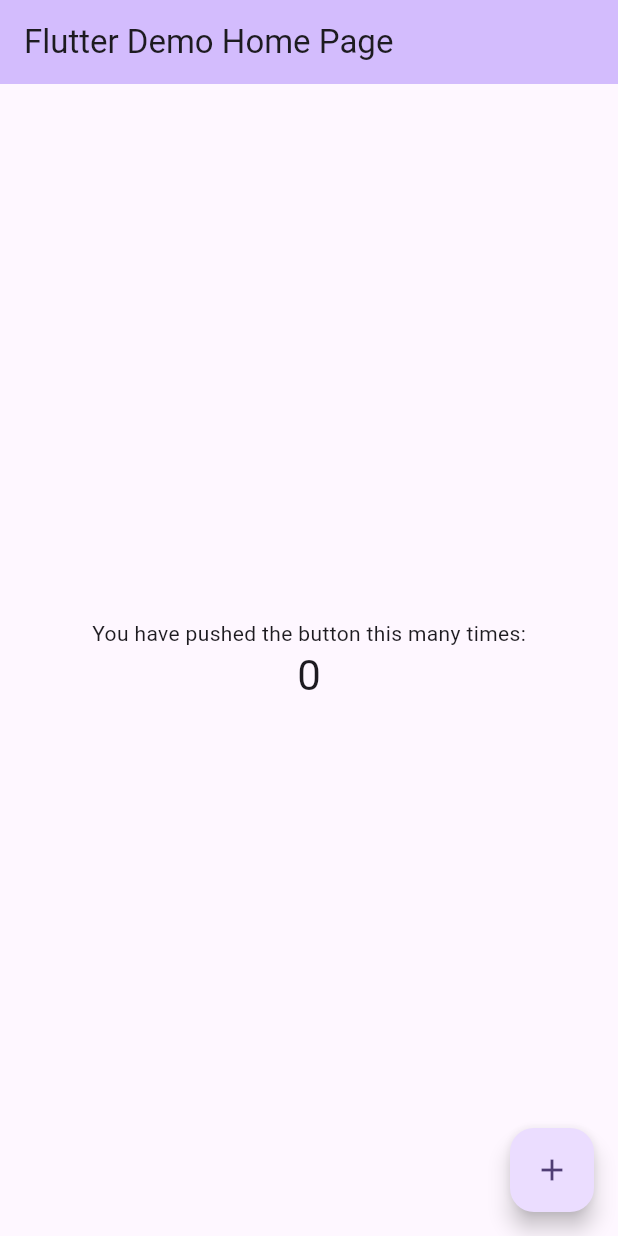
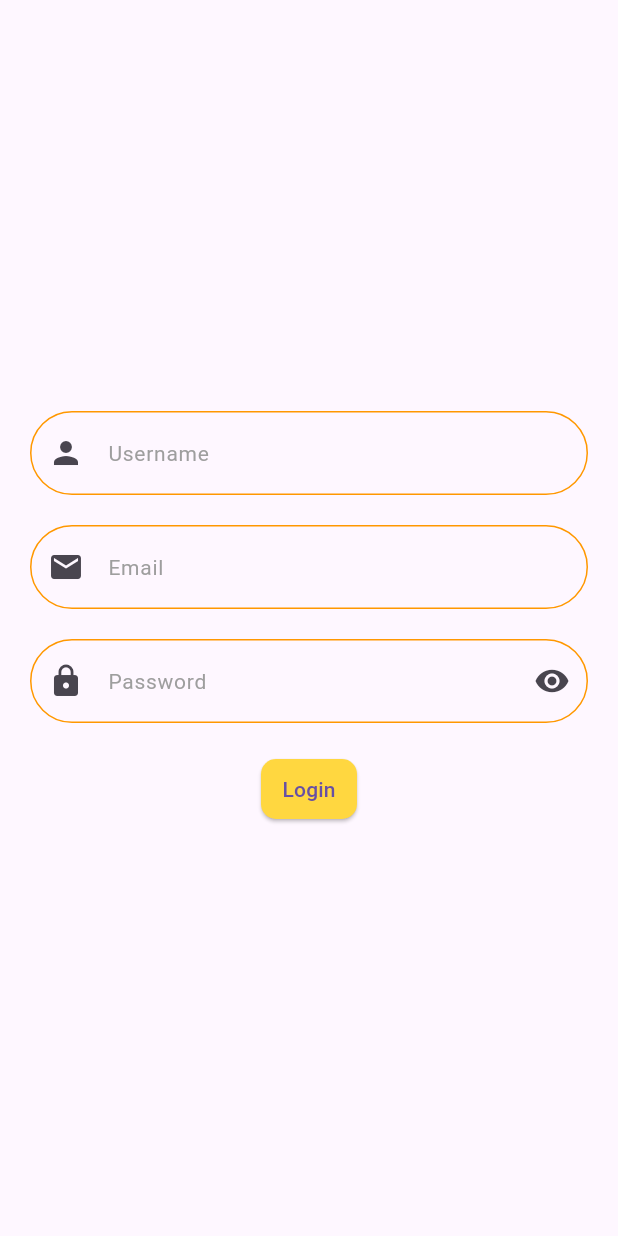
Before and after one commit to mostafasayed118/Flutter-Basics, a Flutter app: the screen it shows after launch, on a phone screen of 412 x 824 dp. Run offline on Flutter 3.47's test engine with Material 3 defaults, Android fonts, the phone set to English and light mode, and no system bars.

Commit message:
custom button custom textfiled custom textformfield

```diff
--- /dev/null
+++ b/lib/components/custom_button.dart
@@ -0,0 +1,23 @@
+import 'package:flutter/material.dart';
+
+class CustomButton extends StatelessWidget {
+  final String buttonText;
+  final VoidCallback onPressed;
+  const CustomButton(
+      {super.key, required this.buttonText, required this.onPressed});
+
+  @override
+  Widget build(BuildContext context) {
+    return ElevatedButton(
+      onPressed: onPressed,
+      style: ElevatedButton.styleFrom(
+        backgroundColor: Colors.amberAccent,
+        padding: const EdgeInsets.all(10),
+        shape: RoundedRectangleBorder(
+          borderRadius: BorderRadius.circular(10),
+        ),
+      ),
+      child: Text(buttonText),
+    );
+  }
+}
--- /dev/null
+++ b/lib/components/custom_textfield.dart
@@ -0,0 +1,66 @@
+import 'package:flutter/material.dart';
+
+class CustomTextfield extends StatelessWidget {
+  final TextEditingController controller;
+  final Function(String)? onSubmitted;
+  final String? hintText;
+  final String? labelText;
+
+  final Widget? prefixIcon;
+  final Widget? suffixIcon;
+  const CustomTextfield(
+      {super.key,
+      required this.controller,
+      this.onSubmitted,
+      this.hintText,
+      this.prefixIcon,
+      this.suffixIcon,
+      this.labelText});
+
+  @override
+  Widget build(BuildContext context) {
+    return TextField(
+      controller: controller,
+      onSubmitted: onSubmitted,
+      decoration: InputDecoration(
+        // border default
+
+        //     border: OutlineInputBorder(
+        //   borderRadius: BorderRadius.circular(35),
+        //   borderSide: const BorderSide(color: Colors.amberAccent),
+        // )
+
+        //enabledBorder
+
+        enabledBorder: OutlineInputBorder(
+          borderRadius: BorderRadius.circular(35),
+          borderSide: const BorderSide(color: Colors.orange),
+        ),
+
+        //focusedBorder
+
+        focusedBorder: OutlineInputBorder(
+            borderRadius: BorderRadius.circular(35),
+            borderSide: const BorderSide(color: Colors.pink)),
+
+        //errorBorder
+
+        //hintText
+        hintText: hintText,
+        hintStyle: TextStyle(
+          color: Colors.grey[500],
+          fontSize: 14,
+          fontWeight: FontWeight.normal,
+        ),
+        suffixIcon: suffixIcon,
+        prefixIcon: prefixIcon,
+        labelText: labelText,
+        labelStyle: TextStyle(
+          color: Colors.grey[500],
+          fontSize: 14,
+          fontWeight: FontWeight.normal,
+        ),
+      ),
+    );
+  }
+}
--- /dev/null
+++ b/lib/components/custom_textformfield.dart
@@ -0,0 +1,73 @@
+import 'package:flutter/material.dart';
+
+class CustomTextFormField extends StatelessWidget {
+  final TextEditingController controller;
+  final Function(String)? onSubmitted;
+  final String? hintText;
+  final String? labelText;
+  final String? Function(String?)? validator;
+  final Widget? prefixIcon;
+  final Widget? suffixIcon;
+  const CustomTextFormField(
+      {super.key,
+      required this.controller,
+      this.onSubmitted,
+      this.hintText,
+      this.validator,
+      this.prefixIcon,
+      this.suffixIcon,
+      this.labelText});
+
+  @override
+  Widget build(BuildContext context) {
+    return TextFormField(
+      validator: validator,
+      controller: controller,
+      onFieldSubmitted: onSubmitted,
+      decoration: InputDecoration(
+        // border default
+
+        //     border: OutlineInputBorder(
+        //   borderRadius: BorderRadius.circular(35),
+        //   borderSide: const BorderSide(color: Colors.amberAccent),
+        // )
+
+        //enabledBorder
+
+        enabledBorder: OutlineInputBorder(
+          borderRadius: BorderRadius.circular(35),
+          borderSide: const BorderSide(color: Colors.orange),
+        ),
+
+        //focusedBorder
+
+        focusedBorder: OutlineInputBorder(
+            borderRadius: BorderRadius.circular(35),
+            borderSide: const BorderSide(color: Colors.pink)),
+
+        //errorBorder
+        errorBorder: OutlineInputBorder(
+          borderRadius: BorderRadius.circular(35),
+          borderSide: const BorderSide(color: Colors.red),
+        ),
+
+        //hintText
+        hintText: hintText,
+        hintStyle: TextStyle(
+          color: Colors.grey[500],
+          fontSize: 14,
+          fontWeight: FontWeight.normal,
+        ),
+        suffixIcon: suffixIcon,
+        prefixIcon: prefixIcon,
+        labelText: labelText,
+
+        labelStyle: TextStyle(
+          color: Colors.grey[500],
+          fontSize: 14,
+          fontWeight: FontWeight.normal,
+        ),
+      ),
+    );
+  }
+}
--- a/lib/main.dart
+++ b/lib/main.dart
@@ -1,4 +1,6 @@
 import 'package:flutter/material.dart';
+
+import 'screens/login_screen.dart';
 
 void main() {
   runApp(const MyApp());
@@ -11,115 +13,9 @@
   @override
   Widget build(BuildContext context) {
     return MaterialApp(
+      debugShowCheckedModeBanner: false,
       title: 'Flutter Demo',
-      theme: ThemeData(
-        // This is the theme of your application.
-        //
-        // TRY THIS: Try running your application with "flutter run". You'll see
-        // the application has a purple toolbar. Then, without quitting the app,
-        // try changing the seedColor in the colorScheme below to Colors.green
-        // and then invoke "hot reload" (save your changes or press the "hot
-        // reload" button in a Flutter-supported IDE, or press "r" if you used
-        // the command line to start the app).
-        //
-        // Notice that the counter didn't reset back to zero; the application
-        // state is not lost during the reload. To reset the state, use hot
-        // restart instead.
-        //
-        // This works for code too, not just values: Most code changes can be
-        // tested with just a hot reload.
-        colorScheme: ColorScheme.fromSeed(seedColor: Colors.deepPurple),
-        useMaterial3: true,
-      ),
-      home: const MyHomePage(title: 'Flutter Demo Home Page'),
+      home: LoginScreen(),
     );
   }
 }
-
-class MyHomePage extends StatefulWidget {
-  const MyHomePage({super.key, required this.title});
-
-  // This widget is the home page of your application. It is stateful, meaning
-  // that it has a State object (defined below) that contains fields that affect
-  // how it looks.
-
-  // This class is the configuration for the state. It holds the values (in this
-  // case the title) provided by the parent (in this case the App widget) and
-  // used by the build method of the State. Fields in a Widget subclass are
-  // always marked "final".
-
-  final String title;
-
-  @override
-  State<MyHomePage> createState() => _MyHomePageState();
-}
-
-class _MyHomePageState extends State<MyHomePage> {
-  int _counter = 0;
-
-  void _incrementCounter() {
-    setState(() {
-      // This call to setState tells the Flutter framework that something has
-      // changed in this State, which causes it to rerun the build method below
-      // so that the display can reflect the updated values. If we changed
-      // _counter without calling setState(), then the build method would not be
-      // called again, and so nothing would appear to happen.
-      _counter++;
-    });
-  }
-
-  @override
-  Widget build(BuildContext context) {
-    // This method is rerun every time setState is called, for instance as done
-    // by the _incrementCounter method above.
-    //
-    // The Flutter framework has been optimized to make rerunning build methods
-    // fast, so that you can just rebuild anything that needs updating rather
-    // than having to individually change instances of widgets.
-    return Scaffold(
-      appBar: AppBar(
-        // TRY THIS: Try changing the color here to a specific color (to
-        // Colors.amber, perhaps?) and trigger a hot reload to see the AppBar
-        // change color while the other colors stay the same.
-        backgroundColor: Theme.of(context).colorScheme.inversePrimary,
-        // Here we take the value from the MyHomePage object that was created by
-        // the App.build method, and use it to set our appbar title.
-        title: Text(widget.title),
-      ),
-      body: Center(
-        // Center is a layout widget. It takes a single child and positions it
-        // in the middle of the parent.
-        child: Column(
-          // Column is also a layout widget. It takes a list of children and
-          // arranges them vertically. By default, it sizes itself to fit its
-          // children horizontally, and tries to be as tall as its parent.
-          //
-          // Column has various properties to control how it sizes itself and
-          // how it positions its children. Here we use mainAxisAlignment to
-          // center the children vertically; the main axis here is the vertical
-          // axis because Columns are vertical (the cross axis would be
-          // horizontal).
-          //
-          // TRY THIS: Invoke "debug painting" (choose the "Toggle Debug Paint"
-          // action in the IDE, or press "p" in the console), to see the
-          // wireframe for each widget.
-          mainAxisAlignment: MainAxisAlignment.center,
-          children: <Widget>[
-            const Text(
-              'You have pushed the button this many times:',
-            ),
-            Text(
-              '$_counter',
-              style: Theme.of(context).textTheme.headlineMedium,
-            ),
-          ],
-        ),
-      ),
-      floatingActionButton: FloatingActionButton(
-        onPressed: _incrementCounter,
-        tooltip: 'Increment',
-        child: const Icon(Icons.add),
-      ), // This trailing comma makes auto-formatting nicer for build methods.
-    );
-  }
-}
--- /dev/null
+++ b/lib/screens/login_screen.dart
@@ -0,0 +1,88 @@
+import 'dart:developer';
+
+import 'package:flutter/material.dart';
+import 'package:session_code_flutter/components/custom_textformfield.dart';
+
+import '../components/custom_button.dart';
+import '../components/custom_textfield.dart';
+
+class LoginScreen extends StatelessWidget {
+  TextEditingController emailController = TextEditingController();
+  TextEditingController passwordController = TextEditingController();
+  TextEditingController usernameController = TextEditingController();
+  GlobalKey<FormState> formKey = GlobalKey<FormState>();
+
+  LoginScreen({super.key});
+
+  @override
+  Widget build(BuildContext context) {
+    return Scaffold(
+      body: Padding(
+        padding: const EdgeInsets.all(20),
+        child: Form(
+          key: formKey,
+          child: Column(
+            mainAxisAlignment: MainAxisAlignment.center,
+            children: [
+              //1- use textformfield
+              //2- use Validator inside textformfield
+              //3- user From widget and define key
+              //4 check if form is validated
+              CustomTextFormField(
+                controller: usernameController,
+                onSubmitted: (value) {
+                  log(value);
+                },
+                labelText: 'Username',
+                hintText: 'Username',
+                prefixIcon: const Icon(Icons.person),
+                validator: (value) {
+                  if (value!.isEmpty) {
+                    return 'Username cannot be empty';
+                  }
+                  return null;
+                },
+              ),
+              const SizedBox(height: 20),
+              CustomTextfield(
+                controller: emailController,
+                onSubmitted: (value) {
+                  log(value);
+                },
+                prefixIcon: const Icon(Icons.email),
+                labelText: 'Email',
+              ),
+              const SizedBox(height: 20),
+              CustomTextfield(
+                controller: passwordController,
+                onSubmitted: (value) {
+                  log(value);
+                },
+                prefixIcon: const Icon(Icons.lock),
+                suffixIcon: IconButton(
+                    onPressed: () {}, icon: const Icon(Icons.remove_red_eye)),
+                hintText: 'Password',
+              ),
+              const SizedBox(height: 20),
+              CustomButton(
+                buttonText: 'Login',
+                onPressed: () {
+                  if (formKey.currentState!.validate()) {
+                    log('validated');
+                  }
+
+                  log(emailController.text);
+                  log(passwordController.text);
+                  log(usernameController.text);
+                  emailController.clear();
+                  passwordController.clear();
+                  usernameController.clear();
+                },
+              )
+            ],
+          ),
+        ),
+      ),
+    );
+  }
+}
```
